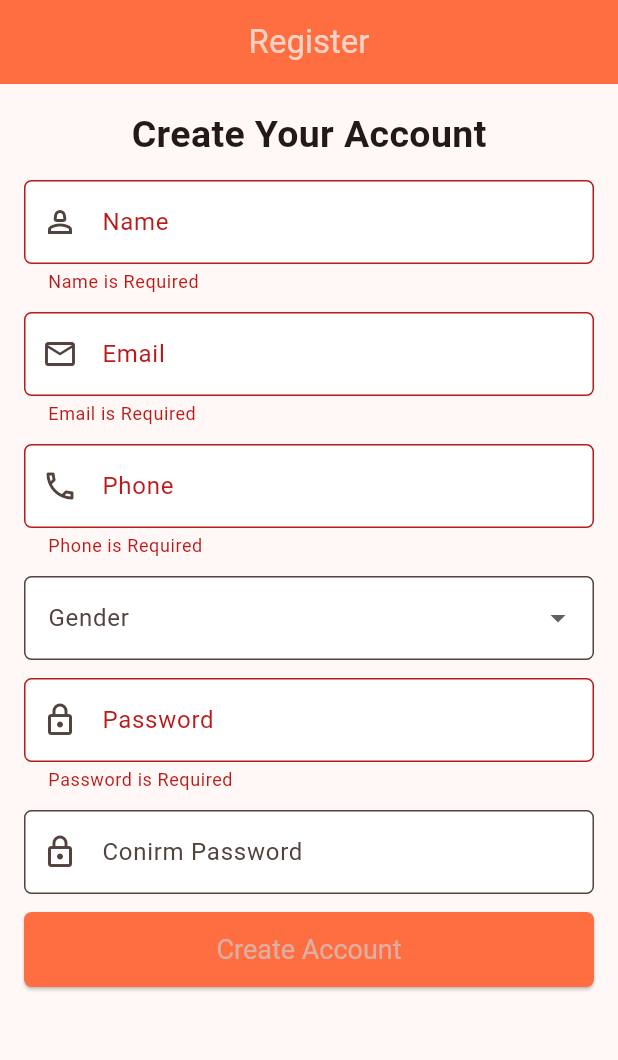
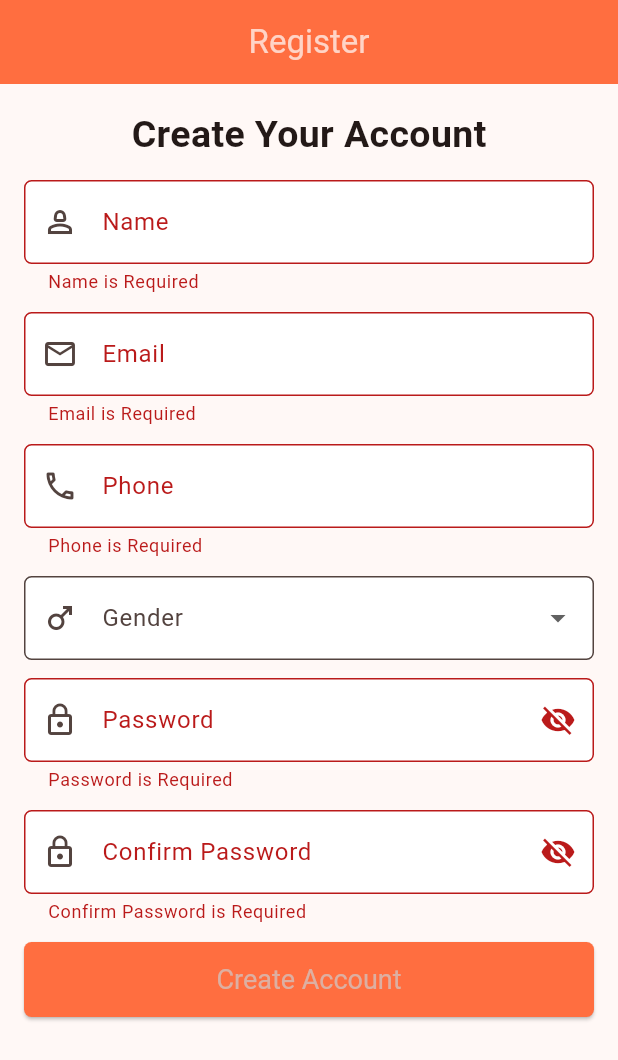
Before and after one commit to syedwasi37/myecommerce_app, a Flutter app: the screen it shows after launch, after a tap on "Create Account", on a phone screen of 412 x 824 dp. Shown: the top 1060 px of the screen. Run offline on Flutter 3.47's test engine with Material 3 defaults, Android fonts, the phone set to English and light mode, and no system bars; our stand-ins replace firebase_core; accounts and stored records are empty.

Commit message:
Updated validators and register screen with live password validation

```diff
--- a/lib/utills/validators.dart
+++ b/lib/utills/validators.dart
@@ -29,19 +29,44 @@ class FormValidator {
   }
 
   static String? validatePassword(String? input) {
-    if (input!.isEmpty) {
+  if (input == null || input.isEmpty) {
     return "Password is Required";
-    } else if (input.length < 6) {
-      return "Password must contain more than 6 characters";
   }
+
+  // Must be at least 8 characters
+  if (input.length < 8) {
+    return "Password must be at least 8 characters long";
+  }
+
+  // Must contain uppercase
+  if (!RegExp(r'[A-Z]').hasMatch(input)) {
+    return "Include at least one uppercase letter (A-Z)";
+  }
+
+  // Must contain lowercase
+  if (!RegExp(r'[a-z]').hasMatch(input)) {
+    return "Include at least one lowercase letter (a-z)";
+  }
+
+  // Must contain number
+  if (!RegExp(r'[0-9]').hasMatch(input)) {
+    return "Include at least one number";
+  }
+
+  // Must contain special character
+  if (!RegExp(r'[!@#\$&*~%^-_=+]').hasMatch(input)) {
+    return "Include at least one special character";
+  }
+
   return null;
 }
 
-  static String? validateConfirmPassword(String? input, password) {
-    if (input!.isEmpty) {
+  static String? validateConfirmPassword(String? input, String password) {
+  if (input == null || input.isEmpty) {
     return "Confirm Password is Required";
-    } else if (input != password) {
-      return "Password does not match";
+  }
+  if (input != password) {
+    return "Passwords do not match";
   }
   return null;
 }
--- a/lib/views/register.dart
+++ b/lib/views/register.dart
@@ -1,9 +1,14 @@
 import 'package:flutter/material.dart';
 import 'package:myecommerce_app/utills/validators.dart';
 
-class RegisterScreen extends StatelessWidget {
-  RegisterScreen({super.key});
+class RegisterScreen extends StatefulWidget {
+  const RegisterScreen({super.key});
 
+  @override
+  State<RegisterScreen> createState() => _RegisterScreenState();
+}
+
+class _RegisterScreenState extends State<RegisterScreen> {
   final List<String> _gender = ["Male", "Female"];
   TextEditingController nameController = TextEditingController();
   TextEditingController emailController = TextEditingController();
@@ -12,25 +17,24 @@ class RegisterScreen extends StatelessWidget {
   TextEditingController confirmPWController = TextEditingController();
   final GlobalKey<FormState> _formKey = GlobalKey<FormState>();
 
+  bool _passwordVisible = false;
+  bool _confirmPasswordVisible = false;
+
   @override
   Widget build(BuildContext context) {
     return Scaffold(
-      //app bar
       appBar: AppBar(title: Text("Register")),
 
-      //body5
       body: Padding(
         padding: const EdgeInsets.all(16),
         child: Column(
           spacing: 12,
           children: [
-            // heading
             Text(
               "Create Your Account",
               style: TextStyle(fontSize: 25, fontWeight: FontWeight.bold),
             ),
 
-            // form
             Form(
   key: _formKey,
   child: Column(
@@ -55,7 +59,8 @@ class RegisterScreen extends StatelessWidget {
         ),
         validator: FormValidator.validateEmail,
       ),
-                  //phone
+
+      // phone
       TextFormField(
         controller: phoneController,
         decoration: InputDecoration(
@@ -64,11 +69,12 @@ class RegisterScreen extends StatelessWidget {
         ),
         validator: FormValidator.validatePhone,
       ),
-                  //gender
+
+      // gender dropdown
       DropdownButtonFormField(
         decoration: InputDecoration(
           labelText: "Gender",
-                      prefix: Icon(Icons.male),
+          prefixIcon: Icon(Icons.male),
         ),
         items: _gender.map((gender) {
           return DropdownMenuItem(
@@ -76,30 +82,58 @@ class RegisterScreen extends StatelessWidget {
             child: Text(gender),
           );
         }).toList(),
-
         onChanged: (value) {},
       ),
 
-                  //password
+      // password
       TextFormField(
+        autovalidateMode: AutovalidateMode.onUserInteraction,
         controller: passowrdController,
+        obscureText: !_passwordVisible,
         decoration: InputDecoration(
           labelText: "Password",
-                      prefixIcon: Icon(Icons.lock_outlined),
+          prefixIcon: Icon(Icons.lock_outline),
+          suffixIcon: IconButton(
+            icon: Icon(
+              _passwordVisible ? Icons.visibility : Icons.visibility_off,
+            ),
+            onPressed: () {
+              setState(() {
+                _passwordVisible = !_passwordVisible;
+              });
+            },
+          ),
         ),
         validator: FormValidator.validatePassword,
       ),
 
-                  //conirm password
+      // confirm password
       TextFormField(
+        autovalidateMode: AutovalidateMode.onUserInteraction,
         controller: confirmPWController,
+        obscureText: !_confirmPasswordVisible,
         decoration: InputDecoration(
-                      labelText: "Conirm Password",
-                      prefixIcon: Icon(Icons.lock_outlined),
+          labelText: "Confirm Password",
+          prefixIcon: Icon(Icons.lock_outline),
+          suffixIcon: IconButton(
+            icon: Icon(
+              _confirmPasswordVisible
+                  ? Icons.visibility
+                  : Icons.visibility_off,
             ),
+            onPressed: () {
+              setState(() {
+                _confirmPasswordVisible = !_confirmPasswordVisible;
+              });
+            },
+          ),
+        ),
+        onChanged: (value) {
+          setState(() {}); // LIVE VALIDATION
+        },
         validator: (value) {
-                      FormValidator.validateConfirmPassword(
-                        confirmPWController.text,
+          return FormValidator.validateConfirmPassword(
+            value,
             passowrdController.text,
           );
         },
@@ -107,22 +141,18 @@ class RegisterScreen extends StatelessWidget {
     ],
   ),
 ),
-
-            // register account button
             SizedBox(
               height: 50,
               width: double.infinity,
               child: ElevatedButton(
                 onPressed: () {
                   if (_formKey.currentState!.validate()) {
-                    //print("FORM IS VALID");
-                    // signup process
-
+                    print("FORM IS VALID");
                   }
                 },
                 child: Text("Create Account"),
               ),
-            ),
+            )
           ],
         ),
       ),
```
Lines whose indentation alone changed are shown as unchanged.
